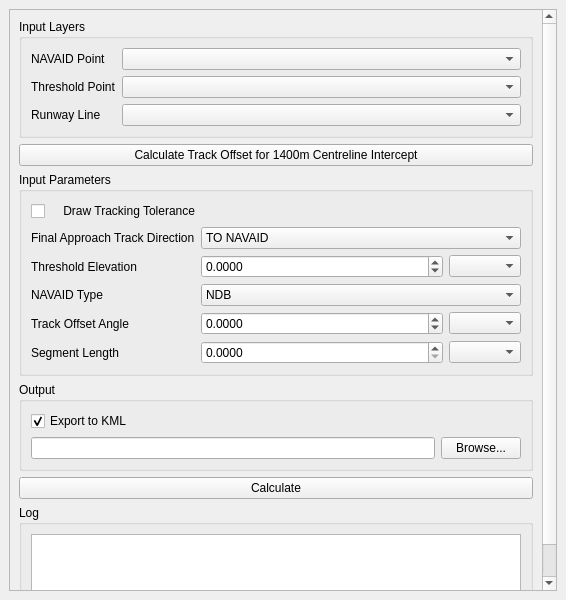
Qt form Q_Pansopy/Non-precision_Final_Appraoch.ui (ShaunGouvea/qpansopy) before a commit.
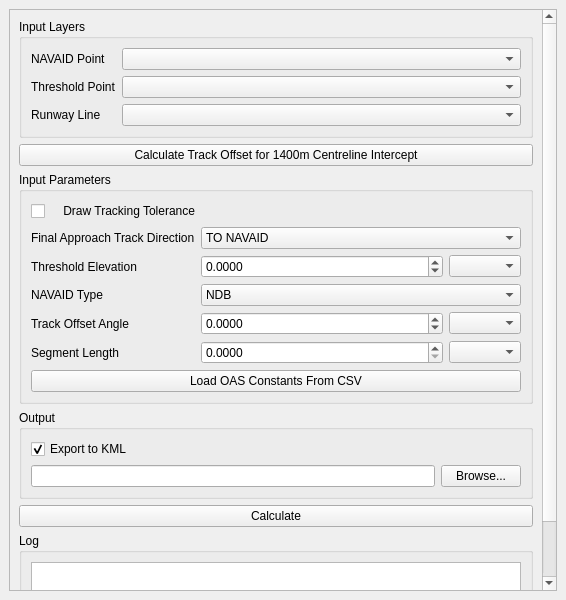
The same form after that commit. Custom widgets are drawn as their Qt base class.

Diff of the .ui file:
```diff
--- a/Q_Pansopy/Non-precision_Final_Appraoch.ui
+++ b/Q_Pansopy/Non-precision_Final_Appraoch.ui
@@ -32,7 +32,7 @@
          <x>0</x>
          <y>0</y>
          <width>529</width>
-         <height>576</height>
+         <height>605</height>
         </rect>
        </property>
        <layout class="QVBoxLayout" name="verticalLayout_3">
@@ -312,6 +312,13 @@
              </property>
             </widget>
            </item>
+           <item row="8" column="0" colspan="3">
+            <widget class="QPushButton" name="loadOASConstantsPushButton">
+             <property name="text">
+              <string>Load OAS Constants From CSV</string>
+             </property>
+            </widget>
+           </item>
           </layout>
          </widget>
         </item>
```
Left out of the diff: 2 changed lines with no effect on the pictures.
